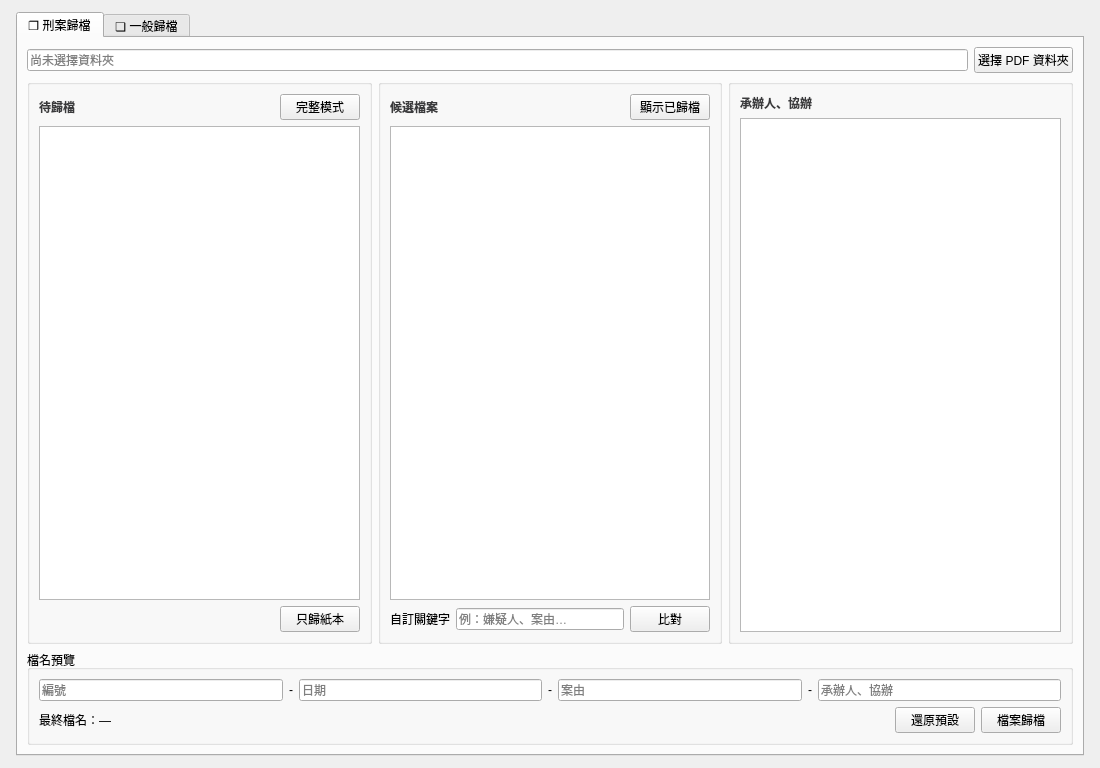
Above: layouts/Layout6.ui from jerrygskk/project_police before the change. Below: the same form after it.
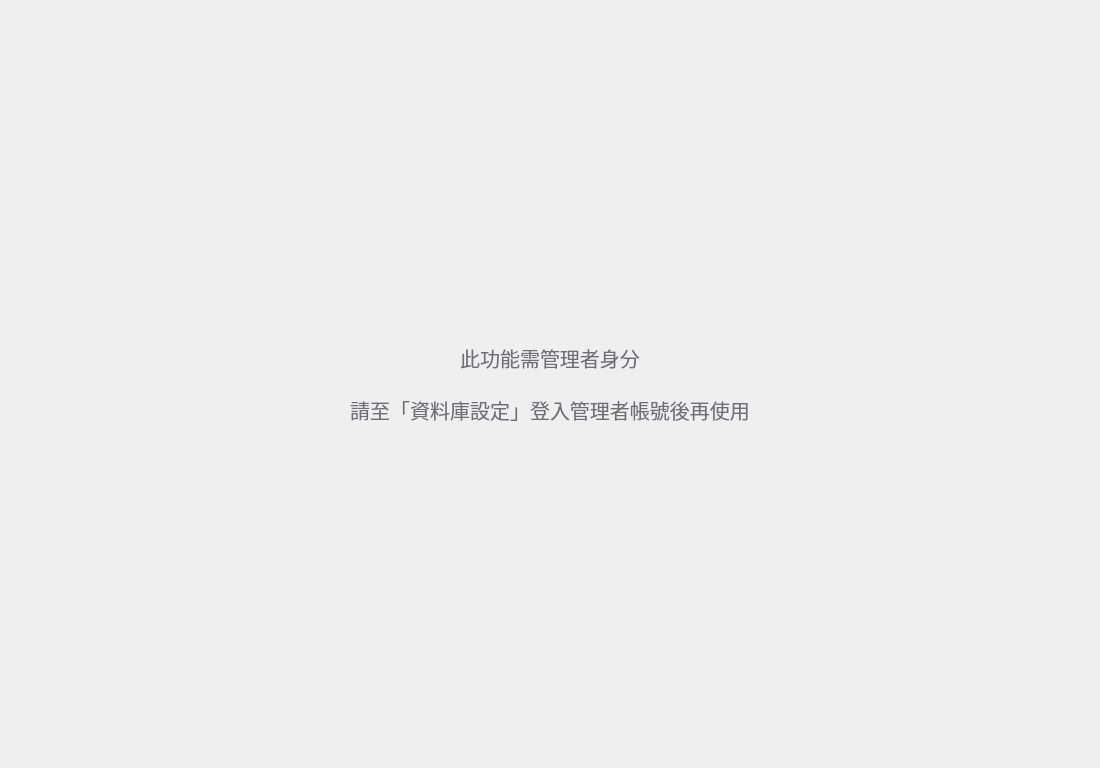
That is the form after the change.

Commit message:
feat: 分頁權限控管（一般使用者/管理者）
發文頁：一般使用者只可改承辦人（其餘欄位鎖定顯示原值）、刪除鈕停用變灰

瀏覽頁：一般使用者無修改權限（編號改純文字不可點、刪除鈕停用變灰）

歸檔頁：Layout6.ui 底層包 outer_stack，非管理者顯示提示頁導向資料庫設定登入

三頁監聽 AuthManager.role_changed，登入/登出即時生效

theme.py 補 deleteBtn:disabled 灰樣式

fix: 修復 tab_dbbrowse 的 _rowOf 方法定義遭吃掉（編號超連結 AttributeError）

chore: DEBUG_MODE 關閉（False）

docs: README 補協作原則（回覆風格/code 只給變動片段）、修正 is_electronic 型態為 TEXT

The edit to the form file:
```diff
--- a/layouts/Layout6.ui
+++ b/layouts/Layout6.ui
@@ -11,7 +11,25 @@
     <property name="rightMargin"><number>16</number></property>
     <property name="bottomMargin"><number>12</number></property>
     <item>
-     <widget class="QTabWidget" name="arch_subtabs">
+     <widget class="QStackedWidget" name="outer_stack">
+      <property name="currentIndex"><number>0</number></property>
+      <widget class="QWidget" name="page_gate">
+       <layout class="QVBoxLayout" name="gateV">
+        <item><spacer name="gateTop"><property name="orientation"><enum>Qt::Vertical</enum></property><property name="sizeHint"><size><width>20</width><height>200</height></size></property></spacer></item>
+        <item><widget class="QLabel" name="lbl_gate"><property name="text"><string>此功能需管理者身分
+
+請至「資料庫設定」登入管理者帳號後再使用</string></property><property name="alignment"><set>Qt::AlignCenter</set></property><property name="styleSheet"><string>font-size:15pt;color:#6e6e73;</string></property></widget></item>
+        <item><spacer name="gateBot"><property name="orientation"><enum>Qt::Vertical</enum></property><property name="sizeHint"><size><width>20</width><height>200</height></size></property></spacer></item>
+       </layout>
+      </widget>
+      <widget class="QWidget" name="page_content">
+       <layout class="QVBoxLayout" name="contentV">
+        <property name="leftMargin"><number>0</number></property>
+        <property name="topMargin"><number>0</number></property>
+        <property name="rightMargin"><number>0</number></property>
+        <property name="bottomMargin"><number>0</number></property>
+        <item>
+         <widget class="QTabWidget" name="arch_subtabs">
       <property name="currentIndex"><number>0</number></property>
       <widget class="QWidget" name="page_crim">
        <attribute name="title"><string>❐ 刑案歸檔</string></attribute>
@@ -198,6 +216,10 @@
            </item>
           </layout>
          </widget>
+        </item>
+       </layout>
+      </widget>
+     </widget>
         </item>
        </layout>
       </widget>
```
The commit also changes 7 other files.
